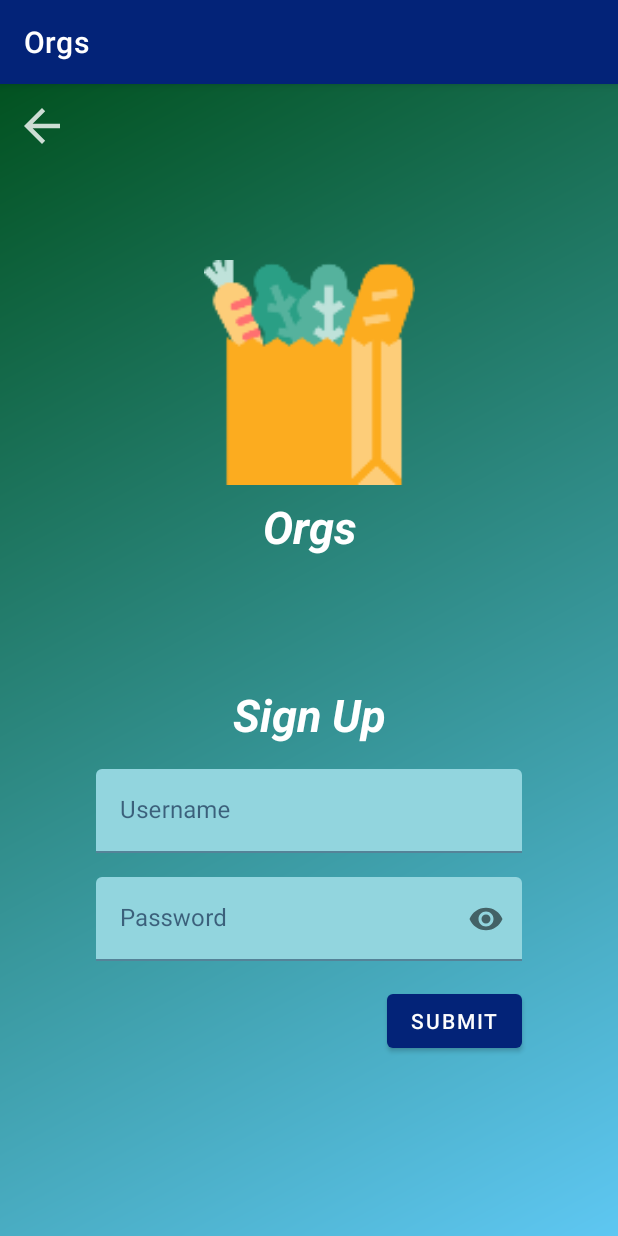
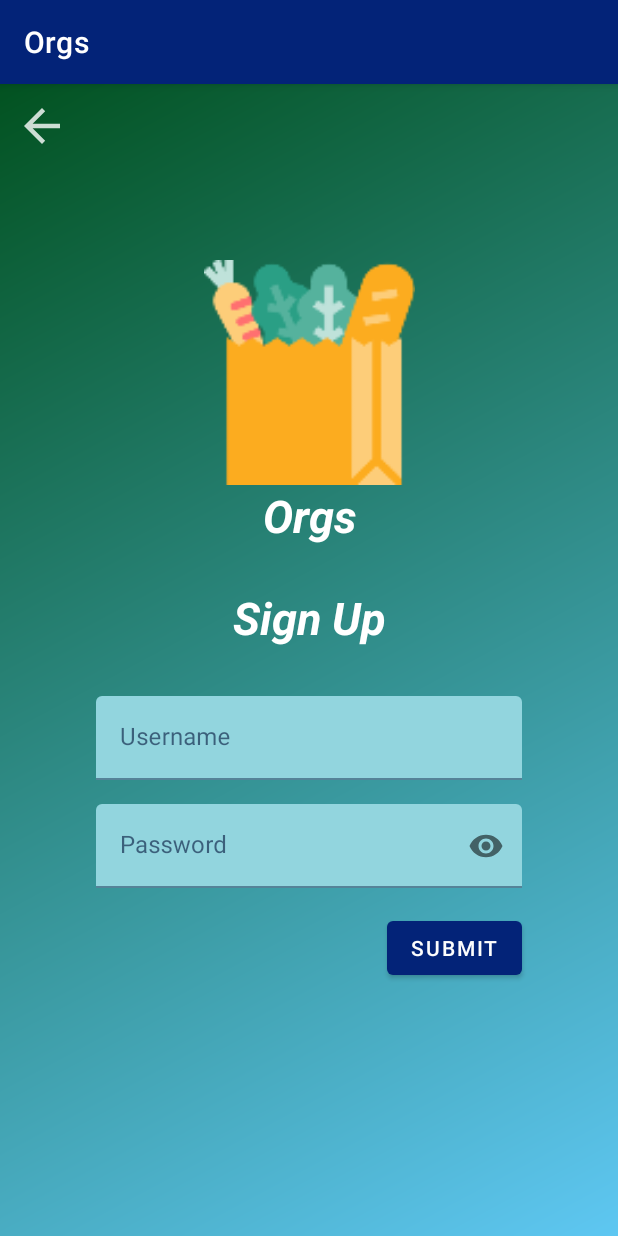
Before and after one commit to albertrml/alura-cursos, an Android app: the screen it shows after launch (MainActivity), after a tap on "Sign Up Here!", on a phone screen of 412 x 824 dp. Run offline under Robolectric (Android 15) with nearby library versions, the phone set to English and light mode, and no system bars; our stand-ins replace Dagger/Hilt's generated code, data binding.

Commit message:
LoginFragment configurado

```diff
--- a/android/Orgs/app/src/main/java/br/com/alura/orgs/view/LoginFragment.kt
+++ b/android/Orgs/app/src/main/java/br/com/alura/orgs/view/LoginFragment.kt
@@ -6,7 +6,9 @@ import android.view.LayoutInflater
 import android.view.View
 import android.view.ViewGroup
 import androidx.fragment.app.viewModels
-import androidx.lifecycle.viewModelScope
+import androidx.lifecycle.Lifecycle
+import androidx.lifecycle.lifecycleScope
+import androidx.lifecycle.repeatOnLifecycle
 import androidx.navigation.fragment.findNavController
 import br.com.alura.orgs.databinding.FragmentLoginBinding
 import br.com.alura.orgs.utils.data.showResults
@@ -20,6 +22,18 @@ class LoginFragment : Fragment() {
     private val accountViewModel: AccountViewModel by viewModels()
     private val binding by lazy { FragmentLoginBinding.inflate(layoutInflater) }
 
+    private val navigateToHome: () -> Unit = {
+        val action = LoginFragmentDirections
+            .actionLoginFragmentToHomeFragment()
+        this@LoginFragment.findNavController().navigate(action)
+    }
+
+    private val navigateToSignUp: () -> Unit = {
+        val action = LoginFragmentDirections
+            .actionLoginFragmentToSignUpFragment()
+        this@LoginFragment.findNavController().navigate(action)
+    }
+
     override fun onCreateView(
         inflater: LayoutInflater, container: ViewGroup?,
         savedInstanceState: Bundle?
@@ -28,23 +42,19 @@ class LoginFragment : Fragment() {
         return binding.root
     }
 
+    override fun onResume() {
+        setupScreen()
+        super.onResume()
+    }
+
     private fun setupScreen(){
-        accountViewModel.viewModelScope.launch {
-            accountViewModel.uiState.collect { uiState ->
-                uiState.authenticateState.showResults(
-                    binding.loginSuccessLayout,
-                    binding.loginLoadingLayout,
-                    binding.loginFailureLayout,
-                    actionOnSuccess = { _ ->
-                        val action = LoginFragmentDirections
-                            .actionLoginFragmentToHomeFragment()
-                        this@LoginFragment.findNavController().navigate(action)
-                    },
-                    actionOnFailure = { error ->
-                        binding.loginFailureTextview.text = error.message
-                    }
-                )
-            }
+        binding.run{
+            loginFormsLayout.visibility = View.VISIBLE
+            loginLoadingLayout.visibility = View.GONE
+            loginFailureLayout.visibility = View.GONE
+
+            loginPasswordTextInputEditText.setText("")
+            loginUsernameTextInputEditText.setText("")
         }
     }
 
@@ -56,20 +66,36 @@ class LoginFragment : Fragment() {
                     password = binding.loginPasswordTextInputEditText.text.toString()
                 )
             )
-            setupScreen()
+            setupScreenByViewModel()
         }
 
-        binding.loginSignupTextView.setOnClickListener {
-            val action = LoginFragmentDirections
-                .actionLoginFragmentToSignUpFragment()
-            this@LoginFragment.findNavController().navigate(action)
-        }
+        binding.loginSignupTextView.setOnClickListener { navigateToSignUp() }
 
         binding.loginFailureButton.setOnClickListener {
             binding.loginFailureLayout.visibility = View.GONE
-            binding.loginSuccessLayout.visibility = View.VISIBLE
+            binding.loginFormsLayout.visibility = View.VISIBLE
             binding.loginPasswordTextInputEditText.setText("")
         }
     }
 
+    private fun setupScreenByViewModel(){
+        viewLifecycleOwner.lifecycleScope.launch {
+            repeatOnLifecycle(Lifecycle.State.STARTED) {
+                launch {
+                    accountViewModel.uiState.collect { uiState ->
+                        uiState.authenticateState.showResults(
+                            binding.loginFormsLayout,
+                            binding.loginLoadingLayout,
+                            binding.loginFailureLayout,
+                            actionOnSuccess = { _ -> navigateToHome() },
+                            actionOnFailure = { error ->
+                                binding.loginFailureTextview.text = error.message
+                            }
+                        )
+                    }
+                }
+            }
+        }
+    }
+
 }
--- a/android/Orgs/app/src/main/java/br/com/alura/orgs/view/SignUpFragment.kt
+++ b/android/Orgs/app/src/main/java/br/com/alura/orgs/view/SignUpFragment.kt
@@ -6,7 +6,9 @@ import android.view.LayoutInflater
 import android.view.View
 import android.view.ViewGroup
 import androidx.fragment.app.viewModels
+import androidx.lifecycle.Lifecycle
 import androidx.lifecycle.lifecycleScope
+import androidx.lifecycle.repeatOnLifecycle
 import androidx.navigation.fragment.findNavController
 import br.com.alura.orgs.R
 import br.com.alura.orgs.databinding.FragmentSignUpBinding
@@ -31,9 +33,13 @@ class SignUpFragment : Fragment() {
         inflater: LayoutInflater, container: ViewGroup?,
         savedInstanceState: Bundle?
     ): View {
-        setupScreen()
         setupListeners()
         return binding.root
+    }
+
+    override fun onResume() {
+        setupScreen()
+        super.onResume()
     }
 
     private fun setupScreen(){
@@ -70,6 +76,8 @@ class SignUpFragment : Fragment() {
 
     private fun setupScreenByViewModel(){
         viewLifecycleOwner.lifecycleScope.launch {
+            repeatOnLifecycle(Lifecycle.State.STARTED){
+                launch {
                     accountViewModel.uiState.collect { uiState ->
                         uiState.createAccountState.showResults(
                             binding.signupFormsLayout,
@@ -83,5 +91,7 @@ class SignUpFragment : Fragment() {
                     }
                 }
             }
+        }
+    }
 
 }
--- a/android/Orgs/app/src/main/res/layout/fragment_sign_up.xml
+++ b/android/Orgs/app/src/main/res/layout/fragment_sign_up.xml
@@ -44,6 +44,7 @@
                 />
 
             <TextView
+                android:id="@+id/signup_header_title"
                 android:layout_height="wrap_content"
                 android:layout_width="wrap_content"
                 android:text="@string/app_name"
@@ -51,8 +52,22 @@
                 app:layout_constraintEnd_toEndOf="parent"
                 app:layout_constraintStart_toStartOf="parent"
                 app:layout_constraintTop_toBottomOf="@id/signup_logo"
-                app:layout_constraintVertical_bias="0.1"
+                app:layout_constraintVertical_bias="0.0"
                 style="@style/TitleScreenTextView"
+                />
+
+            <TextView
+                android:id="@+id/signup_header_operation"
+                android:layout_width="wrap_content"
+                android:layout_height="wrap_content"
+                app:layout_constraintBottom_toBottomOf="parent"
+                app:layout_constraintStart_toStartOf="parent"
+                app:layout_constraintEnd_toEndOf="parent"
+                app:layout_constraintTop_toBottomOf="@id/signup_header_title"
+                app:layout_constraintVertical_bias="1.0"
+                android:text="@string/signup_title"
+                style="@style/TitleScreenTextView"
+                android:layout_marginVertical="@dimen/baseline_component_align"
                 />
 
         </androidx.constraintlayout.widget.ConstraintLayout>
@@ -81,18 +96,6 @@
                     android:layout_width="match_parent"
                     >
 
-                    <TextView
-                        android:id="@+id/signup_title_forms"
-                        android:layout_width="wrap_content"
-                        android:layout_height="wrap_content"
-                        app:layout_constraintTop_toTopOf="parent"
-                        app:layout_constraintStart_toStartOf="parent"
-                        app:layout_constraintEnd_toEndOf="parent"
-                        android:text="@string/signup_title"
-                        style="@style/TitleScreenTextView"
-                        android:layout_marginVertical="@dimen/baseline_component_align"
-                        />
-
                     <com.google.android.material.textfield.TextInputLayout
                         android:id="@+id/signup_username_textInputLayout"
                         android:hint="@string/signup_username_field"
@@ -103,7 +106,7 @@
                         app:endIconMode="clear_text"
                         app:layout_constraintEnd_toEndOf="parent"
                         app:layout_constraintStart_toStartOf="parent"
-                        app:layout_constraintTop_toBottomOf="@id/signup_title_forms"
+                        app:layout_constraintTop_toTopOf="parent"
                         >
                         <com.google.android.material.textfield.TextInputEditText
                             android:id="@+id/signup_username_textInputEditText"
```
Also changed, not shown: android/Orgs/app/src/main/res/layout/fragment_login.xml (+19 -5 lines), android/Orgs/app/src/main/res/values/strings.xml (+6 -5 lines). Lines whose indentation alone changed are shown as unchanged.
